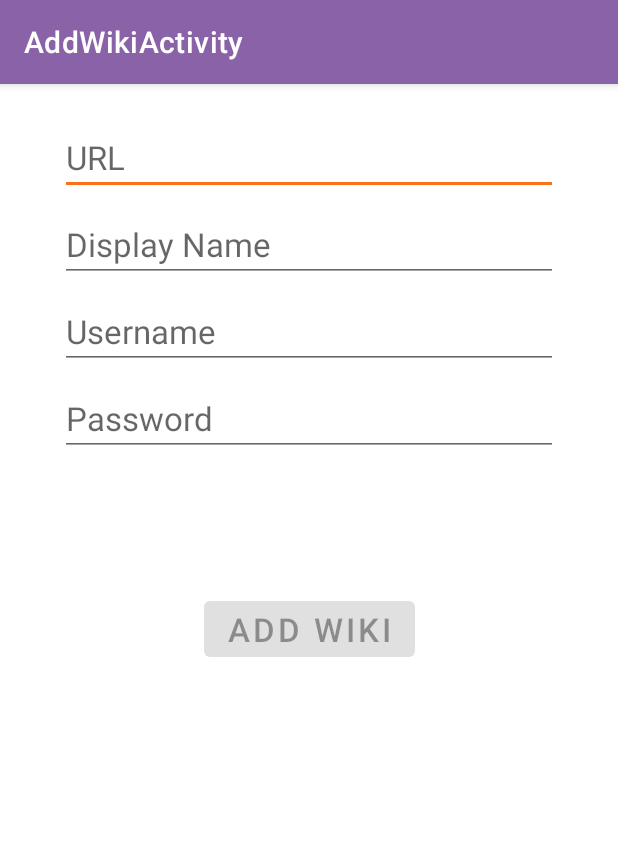
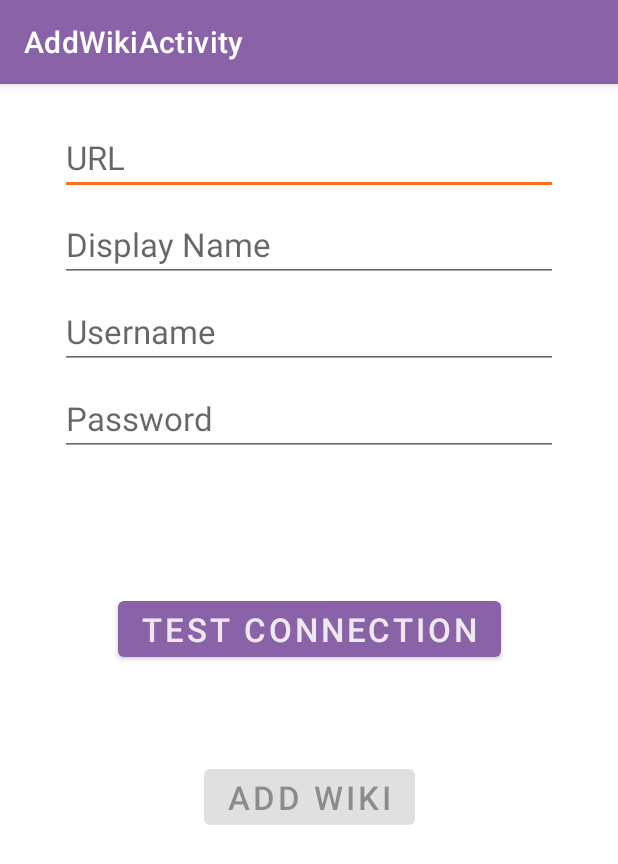
Before and after one commit to sbrl/Pepperminty-Wiki-Client-Android, an Android app: the screen it shows after launch (AddWikiActivity), in the options menu, after a tap on "Add Wiki", on a phone screen of 412 x 824 dp. Shown: the top 864 px of the screen. Run offline under Robolectric (Android 15) with nearby library versions, the phone set to English and light mode, and no system bars; our stand-ins replace navigation-ui; pictures from the network do not load.

Commit message:
Update android studio stuff & finish the add wiki activity

```diff
--- a/app/src/main/java/com/sbrl/peppermint/lib/wiki_api/WikiAPIBroker.kt
+++ b/app/src/main/java/com/sbrl/peppermint/lib/wiki_api/WikiAPIBroker.kt
@@ -138,6 +138,8 @@ class WikiAPIBroker (inEndpoint: String, inCredentials: WikiCredentials?) {
 	fun makeGetRequest(action: String, properties: Map<String, String>?, isLogin: Boolean = false) : WikiApiResponse? {
 		val url = makeUrl(action, properties)
 
+		Log.i("WikiAPIBroker", "DEBUG endpoint '$endpoint', makeUrl result '$url")
+
 		return sendRequest(Request.Builder()
 			.url(url)
 			.build(), isLogin)
--- a/app/src/main/java/com/sbrl/peppermint/lib/wiki_api/WikiManager.kt
+++ b/app/src/main/java/com/sbrl/peppermint/lib/wiki_api/WikiManager.kt
@@ -97,8 +97,8 @@ class WikiManager(private val settings: SettingsManager, private val dataManager
 	 * Adds a new wiki to the WikiManager.
 	 */
 	fun addWiki(wiki: Wiki) : Boolean {
-		if(wikis[wiki.id] == null)
-			return false
+		if(wikis.contains(wiki.id)) return false
+
 		wikis[wiki.id] = wiki
 
 		saveWikis()
--- a/app/src/main/java/com/sbrl/peppermint/ui/addwiki/AddWikiActivity.kt
+++ b/app/src/main/java/com/sbrl/peppermint/ui/addwiki/AddWikiActivity.kt
@@ -6,6 +6,7 @@ import androidx.annotation.StringRes
 import androidx.appcompat.app.AppCompatActivity
 import android.text.Editable
 import android.text.TextWatcher
+import android.util.Log
 import android.view.View
 import android.view.inputmethod.EditorInfo
 import android.widget.*
@@ -26,6 +27,7 @@ class AddWikiActivity : AppCompatActivity() {
 	private lateinit var textUsername: EditText
 	private lateinit var textPassword: EditText
 	private lateinit var progressBarLoading: ProgressBar
+	private lateinit var buttonTest: Button
 	private lateinit var buttonLogin: Button
 
 	override fun onCreate(savedInstanceState: Bundle?) {
@@ -38,6 +40,7 @@ class AddWikiActivity : AppCompatActivity() {
 		textDisplayName = findViewById(R.id.display_name)
 		textUsername = findViewById(R.id.username)
 		textPassword = findViewById(R.id.password)
+		buttonTest = findViewById(R.id.test_connection)
 		buttonLogin = findViewById(R.id.add_wiki)
 		progressBarLoading = findViewById(R.id.loading)
 
@@ -49,16 +52,17 @@ class AddWikiActivity : AppCompatActivity() {
 			if(hasFocus) return@setOnFocusChangeListener
 			checkDetails()
 		}
-		textPassword.setOnEditorActionListener { _, actionId, _ ->
-			when (actionId) {
-				EditorInfo.IME_ACTION_DONE -> doAddWiki()
-			}
-
-			return@setOnEditorActionListener true
+		textPassword.setOnFocusChangeListener { _target: View, hasFocus: Boolean ->
+			if (hasFocus) return@setOnFocusChangeListener
+			checkDetails()
+		}
+		buttonTest.setOnClickListener {
+			checkDetails()
 		}
 		buttonLogin.setOnClickListener {
 			doAddWiki()
 		}
+
 		// We don't live update on the username / password, because we could leak data about the username / password combo over the Internet
 	}
 
@@ -90,6 +94,7 @@ class AddWikiActivity : AppCompatActivity() {
 	 * @param status: The ConnectionStatus to use to decide what the UI should look like.
 	 */
 	private fun updateUI(status: ConnectionStatus) {
+		buttonLogin.isEnabled = false
 		showStatus(when(status) {
 			ConnectionStatus.Ok -> {
 				buttonLogin.isEnabled = true
@@ -112,6 +117,7 @@ class AddWikiActivity : AppCompatActivity() {
 	 * Reads the data from the UI and adds a wiki to the WikiManager.
 	 */
 	private fun doAddWiki() {
+		Log.i("AddWikiActivity", "doAddWiki start")
 		progressBarLoading.visibility = View.VISIBLE
 
 		val endpoint: String = textEndpoint.text.toString()
@@ -120,8 +126,8 @@ class AddWikiActivity : AppCompatActivity() {
 		val password: String = textPassword.text.toString()
 
 		val wiki: Wiki = addWikiManager.createWiki(
+			displayName,
 			endpoint,
-			displayName,
 			username,
 			password
 		)
@@ -130,8 +136,10 @@ class AddWikiActivity : AppCompatActivity() {
 			val status = wiki.connectionStatus()
 
 			runOnUiThread {
+				Log.i("AddWikiActivity", "doAddWiki end, connection status = $status")
+
+				updateUI(status)
 				if(status !== ConnectionStatus.Ok) {
-					updateUI(status)
 					return@runOnUiThread
 				}
 
--- a/app/src/main/java/com/sbrl/peppermint/ui/drawers/MainDrawerManager.kt
+++ b/app/src/main/java/com/sbrl/peppermint/ui/drawers/MainDrawerManager.kt
@@ -1,5 +1,6 @@
 package com.sbrl.peppermint.ui.drawers
 
+import android.app.Activity
 import android.content.Context
 import android.content.Intent
 import android.util.Log
@@ -7,11 +8,14 @@ import android.view.Menu
 import android.view.MenuItem
 import androidx.core.content.ContextCompat
 import androidx.core.view.GravityCompat
+import androidx.core.view.contains
+import androidx.core.view.iterator
 import androidx.drawerlayout.widget.DrawerLayout
 import com.google.android.material.navigation.NavigationView
 import com.sbrl.peppermint.R
 import com.sbrl.peppermint.lib.wiki_api.WikiManager
 import com.sbrl.peppermint.ui.EXTRA_WIKI_ID
+import com.sbrl.peppermint.ui.MainActivity
 import com.sbrl.peppermint.ui.PageViewModel
 import com.sbrl.peppermint.ui.addwiki.AddWikiActivity
 import com.sbrl.peppermint.ui.settings.SettingsActivity
@@ -48,13 +52,13 @@ class MainDrawerManager(val context: Context,
 		return when(it.itemId) {
 			R.id.navdrawer_main_add_wiki -> {
 				val addWikiIntent = Intent(context, AddWikiActivity::class.java)
-				context.startActivity(addWikiIntent)
+				(context as Activity).startActivityForResult(addWikiIntent, 0)
 
 				true
 			}
 			R.id.navdrawer_main_settings -> {
 				val settingsIntent = Intent(context, SettingsActivity::class.java)
-				context.startActivity(settingsIntent)
+				(context as Activity).startActivityForResult(settingsIntent, 0)
 				true
 			}
 			R.id.navdrawer_main_credits -> {
--- a/app/src/main/res/layout/activity_add_wiki.xml
+++ b/app/src/main/res/layout/activity_add_wiki.xml
@@ -87,6 +87,22 @@
 		app:layout_constraintTop_toBottomOf="@+id/username" />
 
 	<Button
+		android:id="@+id/test_connection"
+		android:layout_width="wrap_content"
+		android:layout_height="wrap_content"
+		android:layout_gravity="start"
+		android:layout_marginStart="48dp"
+		android:layout_marginTop="16dp"
+		android:layout_marginEnd="48dp"
+		android:layout_marginBottom="64dp"
+		android:text="@string/test_connection"
+		app:layout_constraintBottom_toBottomOf="parent"
+		app:layout_constraintEnd_toEndOf="parent"
+		app:layout_constraintStart_toStartOf="parent"
+		app:layout_constraintTop_toBottomOf="@+id/password"
+		app:layout_constraintVertical_bias="0.2" />
+
+	<Button
 		android:id="@+id/add_wiki"
 		android:layout_width="wrap_content"
 		android:layout_height="wrap_content"
@@ -100,7 +116,7 @@
 		app:layout_constraintBottom_toBottomOf="parent"
 		app:layout_constraintEnd_toEndOf="parent"
 		app:layout_constraintStart_toStartOf="parent"
-		app:layout_constraintTop_toBottomOf="@+id/password"
+		app:layout_constraintTop_toBottomOf="@+id/test_connection"
 		app:layout_constraintVertical_bias="0.2" />
 
 	<ProgressBar
--- a/app/src/main/res/values/strings.xml
+++ b/app/src/main/res/values/strings.xml
@@ -53,4 +53,5 @@
 	<string name="connection_ok" tools:ignore="Typos">✅ Connection ok!</string>
 	<string name="prompt_url">URL</string>
 	<string name="prompt_display_name">Display Name</string>
+	<string name="test_connection">Test Connection</string>
 </resources>
--- a/build.gradle
+++ b/build.gradle
@@ -6,7 +6,7 @@ buildscript {
         jcenter()
     }
     dependencies {
-        classpath "com.android.tools.build:gradle:4.1.3"
+        classpath 'com.android.tools.build:gradle:4.2.2'
         classpath "org.jetbrains.kotlin:kotlin-gradle-plugin:$kotlin_version"
 
         // NOTE: Do not place your application dependencies here; they belong
```
Also changed, not shown: app/src/main/java/com/sbrl/peppermint/lib/polyfill/url_helpers.kt (added, +17 -0 lines), app/src/main/java/com/sbrl/peppermint/ui/MainActivity.kt (+12 -0 lines), app/src/main/java/com/sbrl/peppermint/ui/addwiki/AddWikiManager.kt (+6 -1 lines), gradle/wrapper/gradle-wrapper.properties.
